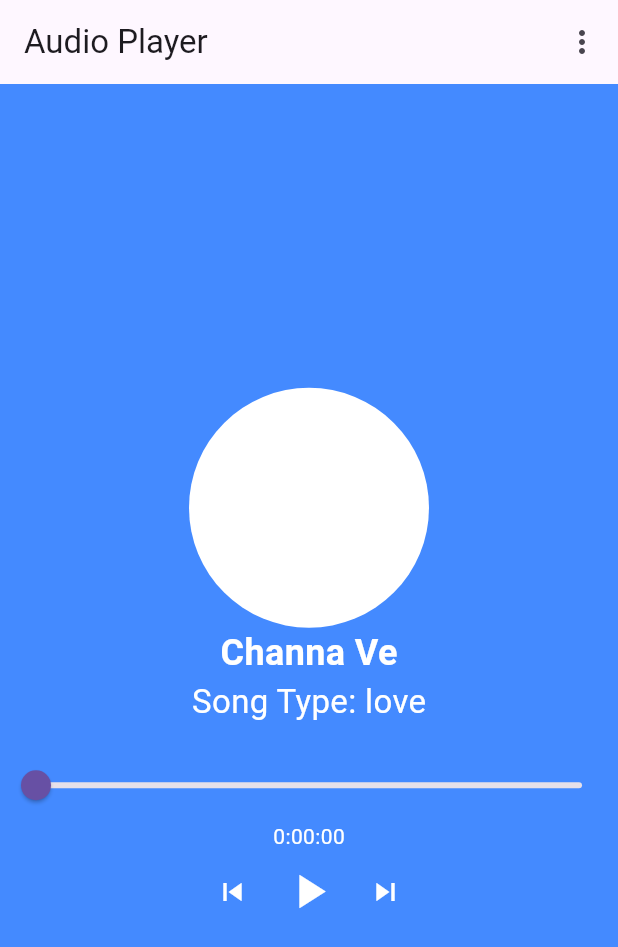
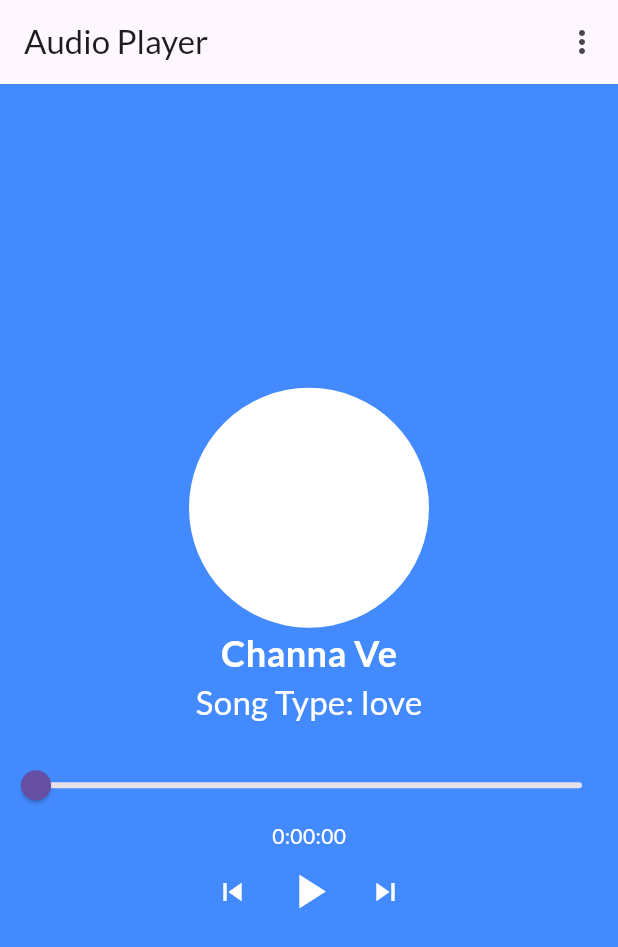
Before and after one commit to PrinceGhadiya/Music_App_Demo, a Flutter app: the screen it shows after launch, on a phone screen of 412 x 824 dp. Shown: the top 947 px of the screen. Run offline on Flutter 3.47's test engine with Material 3 defaults, Android fonts, the phone set to English and light mode, and no system bars; our stand-ins replace assets_audio_player, google_fonts.

Commit message:
Font-family-lato

```diff
--- a/lib/main.dart
+++ b/lib/main.dart
@@ -1,4 +1,5 @@
 import 'package:flutter/material.dart';
+import 'package:google_fonts/google_fonts.dart';
 import 'package:music_player/screens/pages/home_page.dart';
 
 void main() {
@@ -12,7 +13,11 @@ class MyApp extends StatelessWidget {
 
   @override
   Widget build(BuildContext context) {
+    final textTheme = Theme.of(context).textTheme;
     return MaterialApp(
+      theme: ThemeData(
+        textTheme: GoogleFonts.latoTextTheme(textTheme),
+      ),
       debugShowCheckedModeBanner: false,
       routes: {
         '/': (_) => const HomePage(),
--- a/pubspec.yaml
+++ b/pubspec.yaml
@@ -31,6 +31,7 @@ dependencies:
   flutter:
     sdk: flutter
   assets_audio_player: ^3.1.1
+  google_fonts: ^6.2.1
 
 dev_dependencies:
   flutter_test:
```
Also changed, not shown: pubspec.lock.
